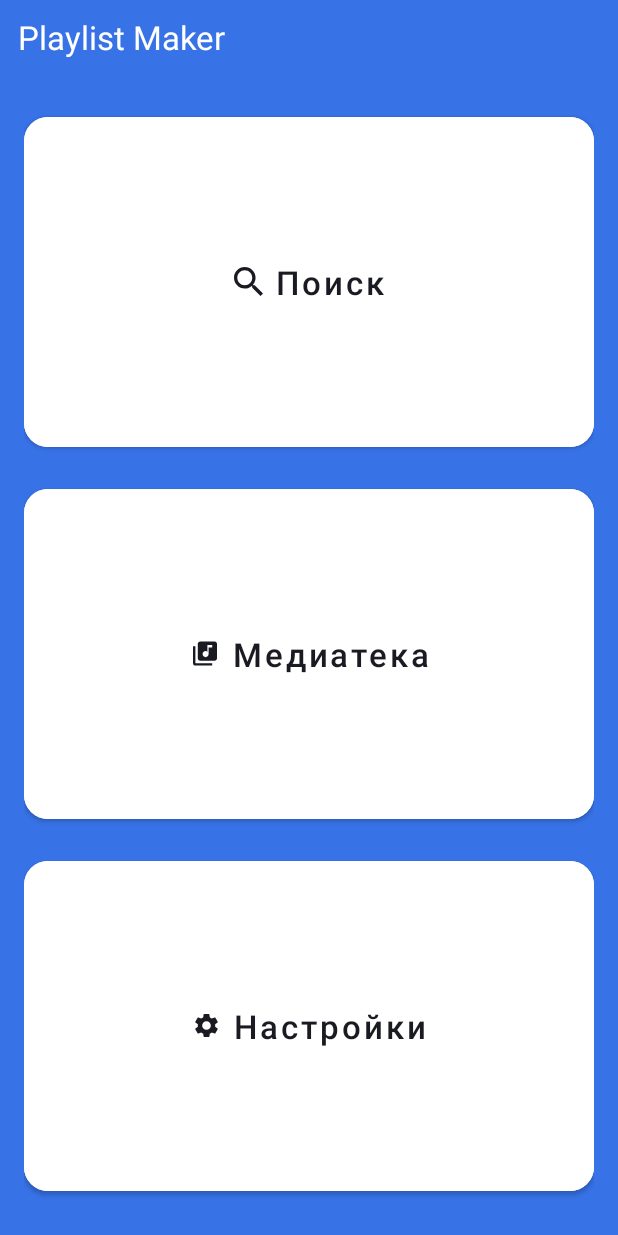
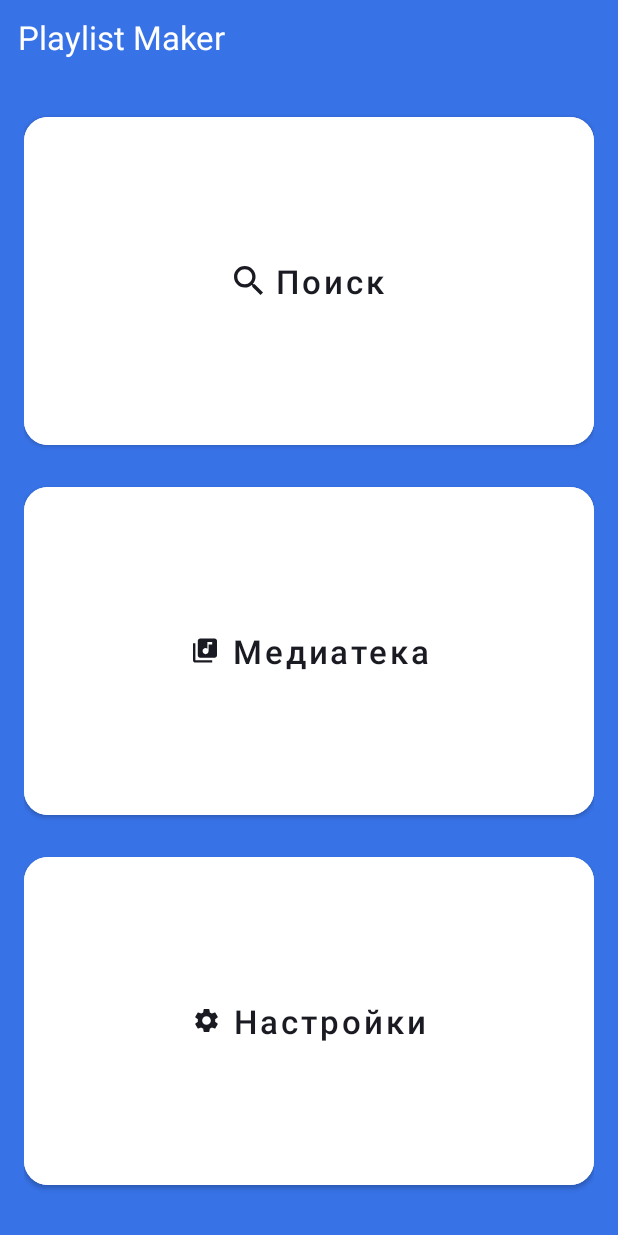
Before and after one commit to leunamme4/Playlist-Maker, an Android app: the screen it shows after launch (MainActivity), on a phone screen of 412 x 824 dp. Run offline under Robolectric (Android 15) with nearby library versions, the phone set to English and light mode, and no system bars.

Commit message:
little fix

```diff
--- a/app/src/main/res/layout/activity_main.xml
+++ b/app/src/main/res/layout/activity_main.xml
@@ -69,7 +69,7 @@
                 android:id="@+id/settings"
                 android:layout_width="match_parent"
                 android:layout_height="@dimen/zero"
-                android:layout_marginBottom="@dimen/val_12"
+                android:layout_marginBottom="12dp"
                 android:layout_weight="1"
                 android:backgroundTint="@color/white_head"
                 android:gravity="center"
```
